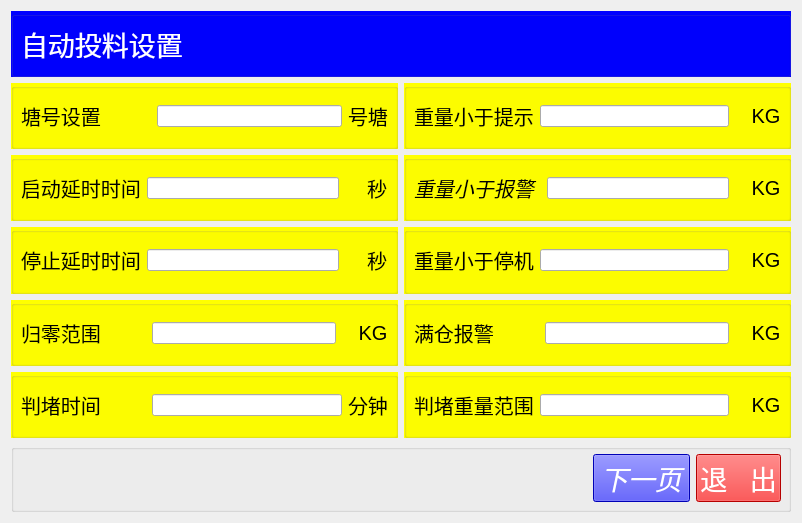
wsh01/batch-feeder, file chengyi_Qt4linux/form_parameter.ui: the form before one commit.
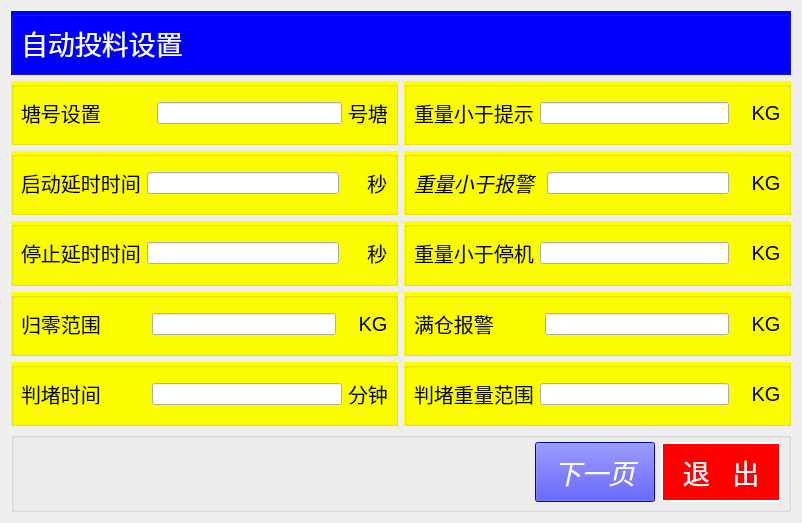
The form after the commit.

Diff of the .ui file:
```diff
--- a/chengyi_Qt4linux/form_parameter.ui
+++ b/chengyi_Qt4linux/form_parameter.ui
@@ -492,6 +492,18 @@
       </item>
       <item row="0" column="1">
        <widget class="QPushButton" name="btn_next">
+        <property name="minimumSize">
+         <size>
+          <width>120</width>
+          <height>60</height>
+         </size>
+        </property>
+        <property name="maximumSize">
+         <size>
+          <width>120</width>
+          <height>60</height>
+         </size>
+        </property>
         <property name="font">
          <font>
           <pointsize>20</pointsize>
@@ -510,15 +522,31 @@
       </item>
       <item row="0" column="2">
        <widget class="QPushButton" name="btn_quit">
+        <property name="minimumSize">
+         <size>
+          <width>120</width>
+          <height>60</height>
+         </size>
+        </property>
+        <property name="maximumSize">
+         <size>
+          <width>120</width>
+          <height>60</height>
+         </size>
+        </property>
         <property name="font">
          <font>
           <pointsize>20</pointsize>
          </font>
         </property>
         <property name="styleSheet">
-         <string notr="true">QPushButton { background-color:rgb(255, 0, 0);
-color:rgb(255, 255, 255);} 
-QPushButton:hover { background-color: rgb(255, 100, 0); }</string>
+         <string notr="true">QPushButton { background-color:rgb(255, 0, 0);} 
+QPushButton:hover { background-color: rgb(255, 50, 0); }
+QPushButton {color:rgb(255, 255, 255);
+                             border-style: outset;
+                           	border-width: 2px;
+	                         border-color: white;}
+</string>
         </property>
         <property name="text">
          <string>退   出</string>
```
